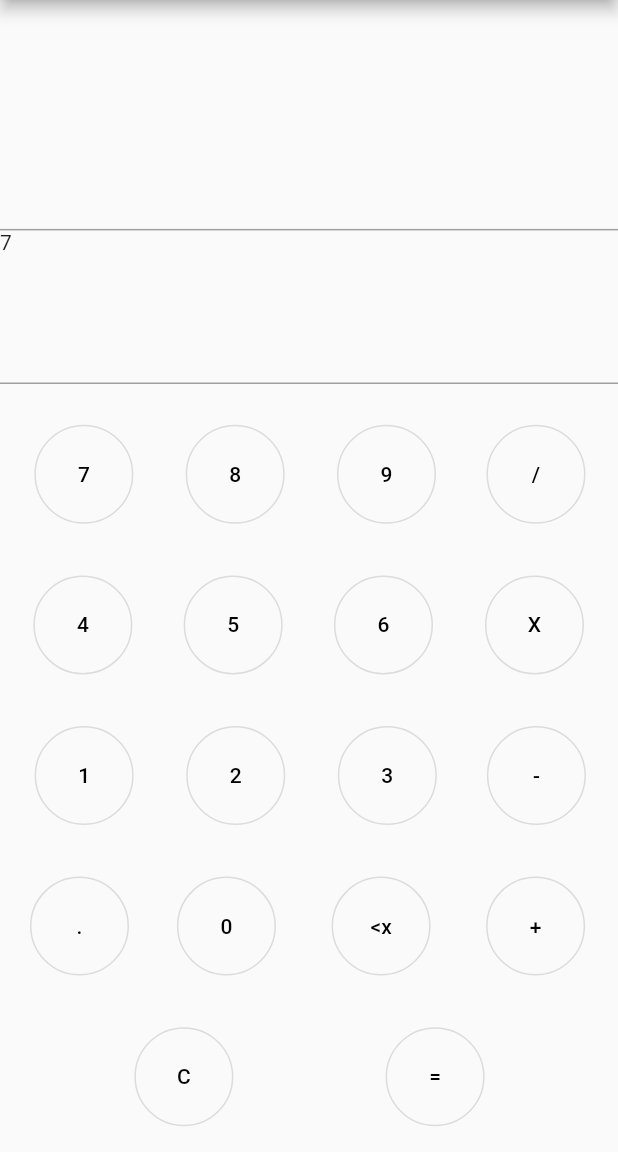
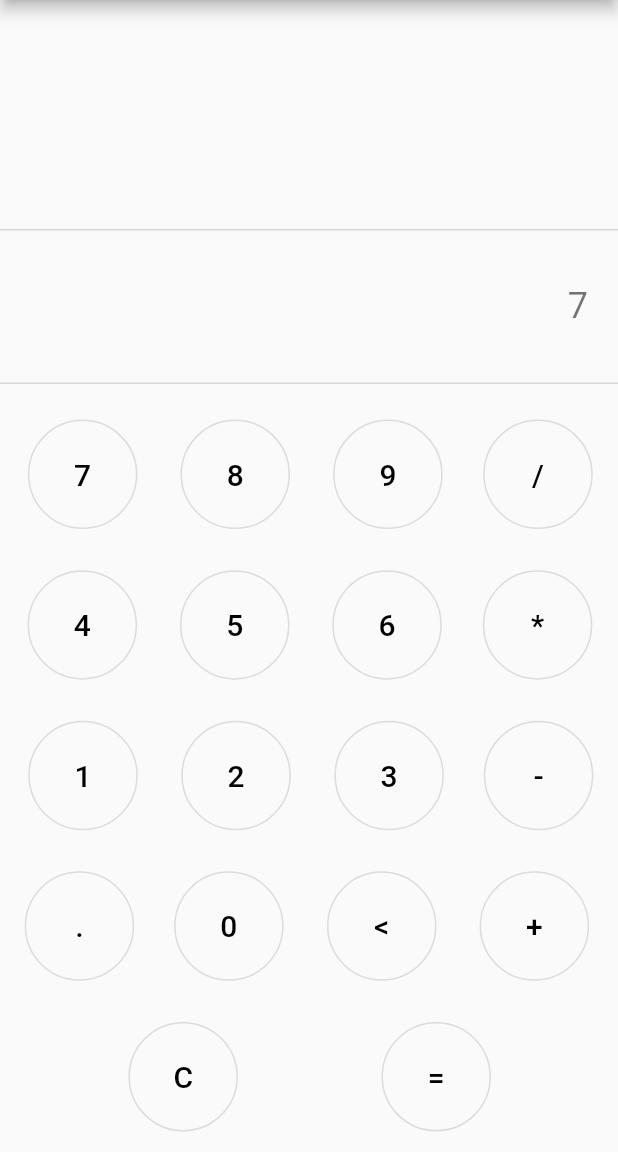
Before and after one commit to CommanderBaman/19D070056_IntroToAppDev, a Flutter app: the screen it shows after launch, after a tap on an icon or button, on a phone screen of 412 x 824 dp, the part 84-1236 px from its top. Run offline on Flutter 3.47's test engine with Material 2 defaults, Android fonts, the phone set to English and light mode, and no system bars.

Commit message:
add basic calculator powers

```diff
--- a/calculator/lib/main.dart
+++ b/calculator/lib/main.dart
@@ -27,10 +27,55 @@ class _HomePageState extends State<HomePage> {
   String answer = '';
 
   void onNumpadPress(String charPressed) {
-    print(charPressed + ' pressed!');
+    switch (charPressed) {
+      // clear the data
+      case 'C':
+        setState(() {
+          answer = '';
+          queryString = '';
+        });
+        break;
+      // remove one element
+      case '<':
+        queryString = queryString.substring(0, queryString.length - 1);
+        print(queryString);
+        break;
+      // calculate the answer
+      case '=':
+        calculateAnswer();
+        break;
+      default:
         setState(() {
           queryString += charPressed;
         });
+    }
+  }
+
+  void calculateAnswer() {
+    final operands = queryString.split(RegExp(r'[/*+-]'));
+    final operator = queryString[queryString.indexOf('*') +
+        queryString.indexOf('-') +
+        queryString.indexOf('+') +
+        queryString.indexOf('/') +
+        3];
+    setState(() {
+      answer = doOperation(operands[0], operands[1], operator);
+    });
+  }
+
+  String doOperation(String operand1, String operand2, String operator) {
+    switch (operator) {
+      case '+':
+        return (double.parse(operand1) + double.parse(operand2)).toString();
+      case '-':
+        return (double.parse(operand1) - double.parse(operand2)).toString();
+      case '*':
+        return (double.parse(operand1) * double.parse(operand2)).toString();
+      case '/':
+        return (double.parse(operand1) / double.parse(operand2)).toString();
+      default:
+        return 'Invalid Input';
+    }
   }
 
   @override
@@ -75,9 +120,24 @@ class AnswerWidget extends StatelessWidget {
   @override
   Widget build(BuildContext context) {
     return Container(
-      child: Text(this.text),
-      decoration:
-          BoxDecoration(border: Border(bottom: BorderSide(color: Colors.grey))),
+      child: Column(
+        mainAxisAlignment: MainAxisAlignment.center,
+        crossAxisAlignment: CrossAxisAlignment.end,
+        children: [
+          Padding(
+            padding: EdgeInsets.all(20),
+            child: Text(
+              this.text,
+              textAlign: TextAlign.right,
+              style: TextStyle(fontSize: 40, fontWeight: FontWeight.bold),
+              maxLines: 1,
+            ),
+          )
+        ],
+      ),
+      decoration: BoxDecoration(
+        border: Border(bottom: BorderSide(color: (Colors.grey[350])!)),
+      ),
     );
   }
 }
@@ -89,9 +149,23 @@ class QueryWidget extends StatelessWidget {
   @override
   Widget build(BuildContext context) {
     return Container(
-      child: Text(this.text),
-      decoration:
-          BoxDecoration(border: Border(bottom: BorderSide(color: Colors.grey))),
+      child: Column(
+        mainAxisAlignment: MainAxisAlignment.center,
+        crossAxisAlignment: CrossAxisAlignment.end,
+        children: [
+          Padding(
+            padding: EdgeInsets.all(20),
+            child: Text(
+              this.text,
+              textAlign: TextAlign.right,
+              style: TextStyle(color: Colors.black54, fontSize: 24),
+              maxLines: 1,
+            ),
+          ),
+        ],
+      ),
+      decoration: BoxDecoration(
+          border: Border(bottom: BorderSide(color: (Colors.grey[350])!))),
     );
   }
 }
@@ -102,9 +176,9 @@ class Numpad extends StatelessWidget {
   final ValueSetter<String> onKeyPress;
 
   final List<String> firstRow = const ['7', '8', '9', '/'];
-  final List<String> secondRow = const ['4', '5', '6', 'X'];
+  final List<String> secondRow = const ['4', '5', '6', '*'];
   final List<String> thirdRow = const ['1', '2', '3', '-'];
-  final List<String> fourthRow = const ['.', '0', '<x', '+'];
+  final List<String> fourthRow = const ['.', '0', '<', '+'];
   final List<String> fifthRow = const ['C', '='];
 
   @override
@@ -180,7 +254,9 @@ class NumpadButton extends StatelessWidget {
         child: Container(
           child: Text(
             text,
-          style: TextStyle(color: Colors.black),
-        ), padding: EdgeInsets.all(25),));
+            style: TextStyle(color: Colors.black, fontSize: 20),
+          ),
+          padding: EdgeInsets.all(25),
+        ));
   }
 }
```
Lines whose indentation alone changed are shown as unchanged.
